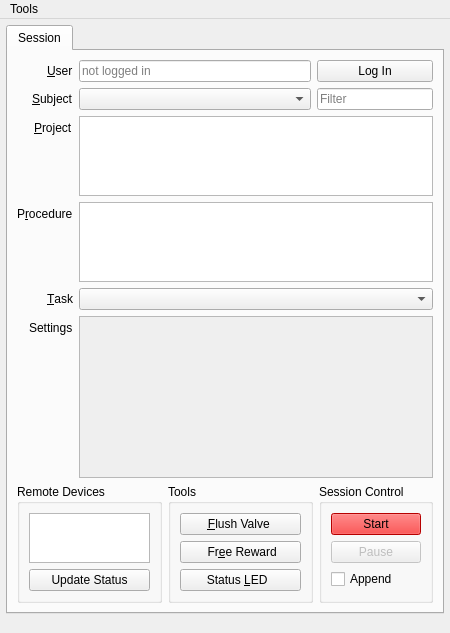
First picture: the form in iblrig/gui/ui_wizard.ui, repository int-brain-lab/iblrig, before the edit.
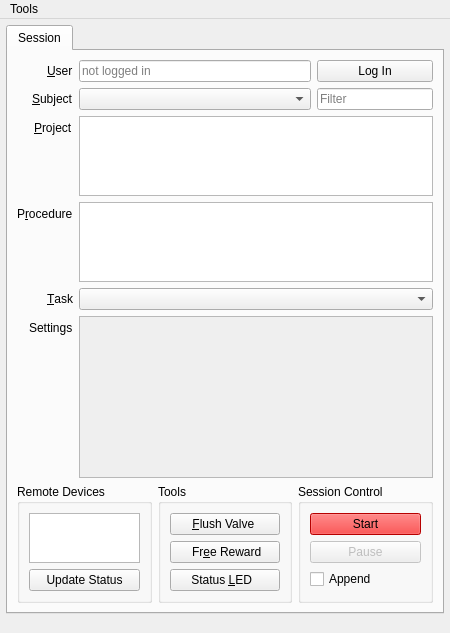
Second picture: the form after the edit. Icons and pictures are not drawn.

```diff
--- a/iblrig/gui/ui_wizard.ui
+++ b/iblrig/gui/ui_wizard.ui
@@ -548,7 +548,7 @@
             <verstretch>0</verstretch>
            </sizepolicy>
           </property>
-          <layout class="QHBoxLayout" name="horizontalLayout_8">
+          <layout class="QHBoxLayout" name="horizontalLayout_8" stretch="1,1,1">
            <property name="leftMargin">
             <number>0</number>
            </property>
@@ -578,9 +578,6 @@
                 <property name="horizontalScrollBarPolicy">
                  <enum>Qt::ScrollBarAlwaysOff</enum>
                 </property>
-                <property name="sizeAdjustPolicy">
-                 <enum>QAbstractScrollArea::AdjustToContents</enum>
-                </property>
                </widget>
               </item>
               <item>
```
Left out of the diff: 4 changed lines with no effect on the pictures.
